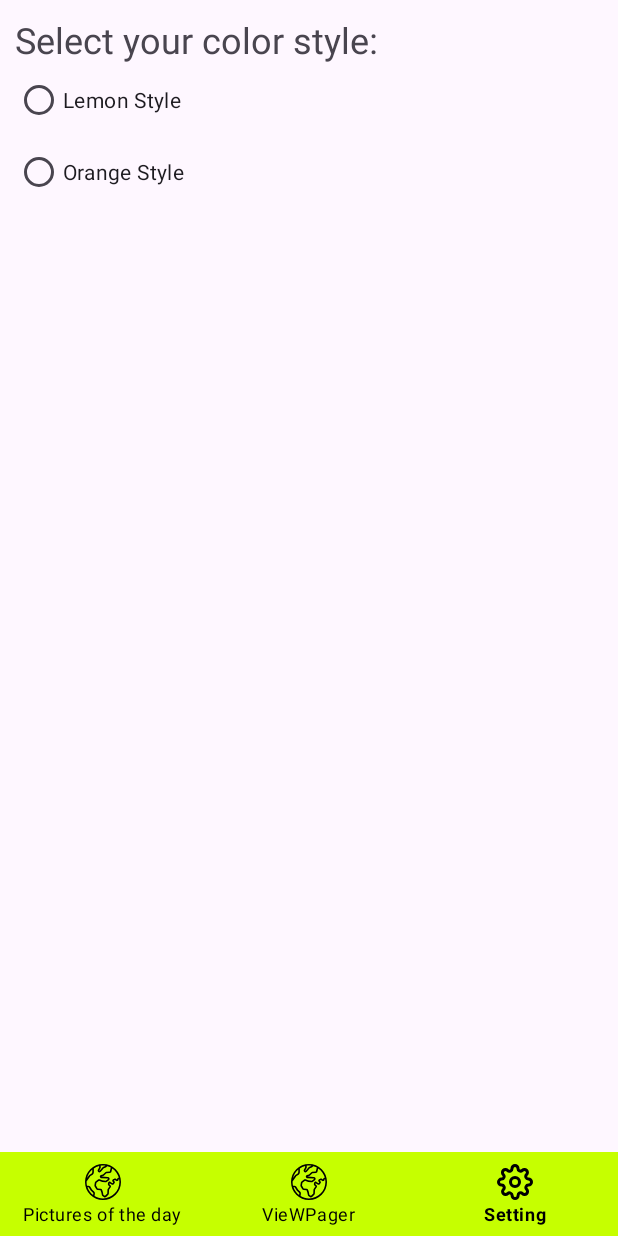
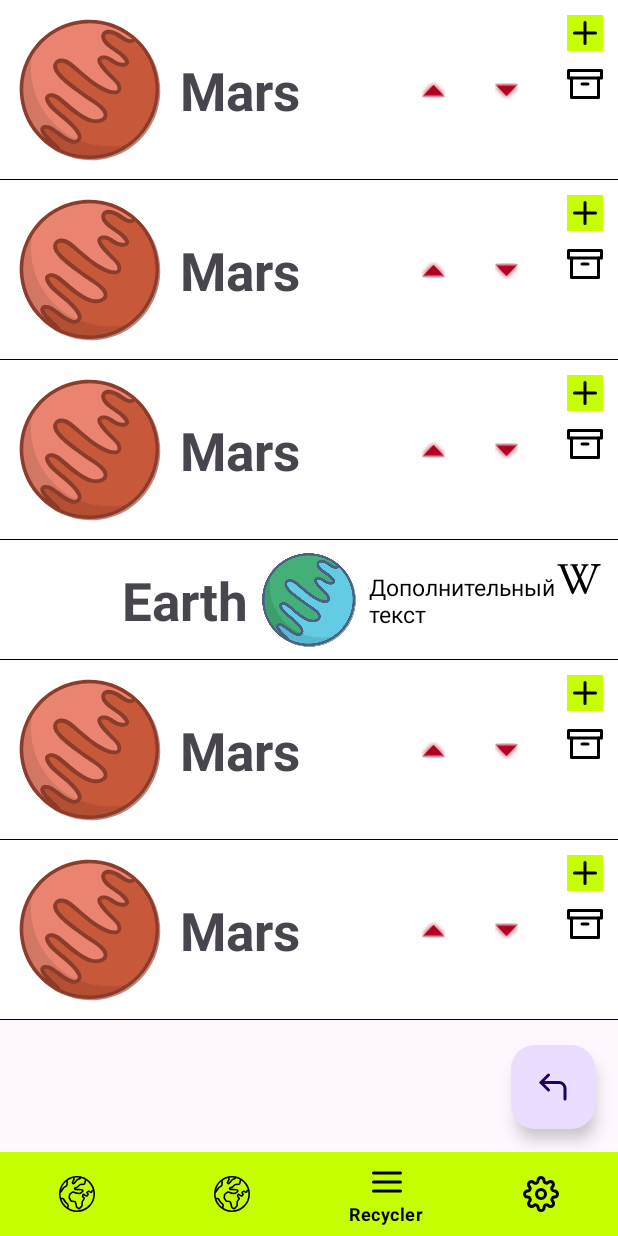
Before and after one commit to KornikovDima/MyMaterialDesign, an Android app: the screen it shows after launch (MainActivity), item 3 of the bottom bar chosen, on a phone screen of 412 x 824 dp. Run offline under Robolectric (Android 15) with nearby library versions, the phone set to English and light mode, and no system bars; pictures from the network do not load; Roboto replaces fonts that are not available here.

Commit message:
Практика к занятию №6 "RecyclerView". Добавлен фрагмент с RecyclerView, применены современные возможности взаимодействия с элементами списка

```diff
--- a/app/src/main/java/com/example/mymaterialdesign/MainActivity.kt
+++ b/app/src/main/java/com/example/mymaterialdesign/MainActivity.kt
@@ -6,6 +6,7 @@ import androidx.appcompat.app.AppCompatActivity
 import com.example.mymaterialdesign.R
 import com.example.mymaterialdesign.databinding.ActivityMainBinding
 import com.example.mymaterialdesign.navigation.ViewPagerAdapter
+import com.example.mymaterialdesign.recycler.RecyclerFragment
 import com.example.mymaterialdesign.view.PictureOfTheDayFragment
 import com.example.mymaterialdesign.view.SettingFragment
 import com.example.mymaterialdesign.view.VievPagerFragment
@@ -52,6 +53,12 @@ class MainActivity : AppCompatActivity() {
                         .commit()
                     true
                 }
+                R.id.menuRecycler -> {
+                    supportFragmentManager.beginTransaction()
+                        .replace(R.id.container, RecyclerFragment())
+                        .commit()
+                    true
+                }
                 else -> false
             }
         }
--- /dev/null
+++ b/app/src/main/java/com/example/mymaterialdesign/recycler/AddItems.kt
@@ -0,0 +1,5 @@
+package com.example.mymaterialdesign.recycler
+
+fun interface AddItems {
+    fun add(position: Int)
+}
--- /dev/null
+++ b/app/src/main/java/com/example/mymaterialdesign/recycler/Data.kt
@@ -0,0 +1,12 @@
+package com.example.mymaterialdesign.recycler
+
+
+const val TYPE_ERTHS = 0
+const val TYPE_MARS = 1
+const val TYPE_HEADER = 2
+class Data(
+    val id:Int = 0,
+    val name: String = "Text",
+    val someDescription: String? = "Description",
+    val type: Int = TYPE_MARS
+)
--- /dev/null
+++ b/app/src/main/java/com/example/mymaterialdesign/recycler/ItemTouchHelperAdapter.kt
@@ -0,0 +1,12 @@
+package com.example.mymaterialdesign.recycler
+
+interface ItemTouchHelperAdapter {
+    fun onItemMove(fromPosition: Int, toPosition: Int)
+    fun onItemDismiss(position: Int)
+}
+
+interface ItemTouchHelperViewHolder {
+    fun onItemSelect()
+    fun onItemClear()
+
+}
--- /dev/null
+++ b/app/src/main/java/com/example/mymaterialdesign/recycler/RecyclerAdapter.kt
@@ -0,0 +1,169 @@
+package com.example.mymaterialdesign.recycler
+
+import android.view.LayoutInflater
+import android.view.View
+import android.view.ViewGroup
+import android.widget.TextView
+import androidx.core.content.ContextCompat
+import androidx.recyclerview.widget.DiffUtil
+import androidx.recyclerview.widget.RecyclerView
+import com.example.mymaterialdesign.R
+import com.example.mymaterialdesign.databinding.FragmentRecyclerItemEarthBinding
+import com.example.mymaterialdesign.databinding.FragmentRecyclerItemHeaderBinding
+import com.example.mymaterialdesign.databinding.FragmentRecyclerItemMarsBinding
+import com.example.mymaterialdesign.recycler.diffutil.Change
+import com.example.mymaterialdesign.recycler.diffutil.DiffUtilCallback
+import com.example.mymaterialdesign.recycler.diffutil.createCombinedPayload
+
+class RecyclerAdapter(
+    private var listData: MutableList<Pair<Data, Boolean>>,
+    val callbackAdd: AddItems,
+    val callbackRemove: RemoveItems
+) :
+    RecyclerView.Adapter<RecyclerAdapter.BaseHeaderViewHolder>(), ItemTouchHelperAdapter {
+
+    fun setListDataForDiffUtil(listDataNew: MutableList<Pair<Data, Boolean>>) {
+        val diff = DiffUtil.calculateDiff(DiffUtilCallback(listData, listDataNew))
+        diff.dispatchUpdatesTo(this)
+        listData = listDataNew
+    }
+
+    fun setListDataAdd(listDataNew: MutableList<Pair<Data, Boolean>>, position: Int) {
+        listData = listDataNew
+        notifyItemInserted(position)
+    }
+
+    fun setListDataRemove(listDataNew: MutableList<Pair<Data, Boolean>>, position: Int) {
+        listData = listDataNew
+        notifyItemRemoved(position)
+    }
+
+    override fun getItemViewType(position: Int): Int {
+        return listData[position].first.type
+    }
+
+    override fun onCreateViewHolder(parent: ViewGroup, viewType: Int): BaseHeaderViewHolder {
+        return when (viewType) {
+            TYPE_ERTHS -> {
+                val binding =
+                    FragmentRecyclerItemEarthBinding.inflate(LayoutInflater.from(parent.context))
+                return EarthViewHolder(binding)
+            }
+            TYPE_MARS -> {
+                val binding =
+                    FragmentRecyclerItemMarsBinding.inflate(LayoutInflater.from(parent.context))
+                return MarsViewHolder(binding)
+            }
+            else -> {
+                val binding =
+                    FragmentRecyclerItemHeaderBinding.inflate(LayoutInflater.from(parent.context))
+                return HeaderViewHolder(binding)
+            }
+        }
+    }
+
+    override fun getItemCount(): Int {
+        return listData.size
+    }
+
+    override fun onBindViewHolder(holder: BaseHeaderViewHolder, position: Int) {
+        holder.bind(listData[position])
+    }
+
+    override fun onBindViewHolder(
+        holder: BaseHeaderViewHolder,
+        position: Int,
+        payloads: MutableList<Any>
+    ) {
+        if (payloads.isEmpty()) {
+            super.onBindViewHolder(holder, position, payloads)
+        } else {
+            val createCombinedPayload =
+                createCombinedPayload(payloads as List<Change<Pair<Data, Boolean>>>)
+            if (createCombinedPayload.newData.first.name != createCombinedPayload.oldData.first.name)
+                holder.itemView.findViewById<TextView>(R.id.marsHeader).text =
+                    createCombinedPayload.newData.first.name
+        }
+    }
+
+    inner class MarsViewHolder(val binding: FragmentRecyclerItemMarsBinding) :
+        BaseHeaderViewHolder(binding.root) {
+        override fun bind(data: Pair<Data, Boolean>) {
+            binding.marsHeader.text = data.first.name
+            binding.addItemImageView.setOnClickListener {
+                callbackAdd.add(layoutPosition)
+            }
+            binding.removeItemImageView.setOnClickListener {
+                callbackRemove.remove(layoutPosition)
+            }
+            binding.moveItemUp.setOnClickListener {
+                layoutPosition.takeIf { it > 1 }?.also {
+                    listData.removeAt(layoutPosition).apply {
+                        listData.add(layoutPosition - 1, this)
+                    }
+                    notifyItemMoved(layoutPosition, layoutPosition - 1)
+                }
+            }
+            binding.moveItemDown.setOnClickListener {
+                layoutPosition.takeIf { it < listData.size - 1 }?.also {
+                    listData.removeAt(layoutPosition).apply {
+                        listData.add(layoutPosition + 1, this)
+                    }
+                    notifyItemMoved(layoutPosition, layoutPosition + 1)
+                }
+            }
+            binding.marsDescriptionTextView.visibility =
+                if (listData[layoutPosition].second) View.VISIBLE else View.GONE
+            binding.marsImageView.setOnClickListener {
+                listData[layoutPosition] = listData[layoutPosition].let {
+                    it.first to !it.second
+                }
+                notifyItemChanged(layoutPosition)
+            }
+        }
+
+
+    }
+
+    class EarthViewHolder(val binding: FragmentRecyclerItemEarthBinding) :
+        BaseHeaderViewHolder(binding.root) {
+        override fun bind(data: Pair<Data, Boolean>) {
+            binding.earthHeader.text = data.first.name
+        }
+    }
+
+    class HeaderViewHolder(val binding: FragmentRecyclerItemHeaderBinding) :
+        BaseHeaderViewHolder(binding.root) {
+        override fun bind(data: Pair<Data, Boolean>) {
+            binding.headerHeader.text = data.first.name
+        }
+    }
+
+    abstract class BaseHeaderViewHolder(view: View) : RecyclerView.ViewHolder(view),
+        ItemTouchHelperViewHolder {
+        abstract fun bind(data: Pair<Data, Boolean>)
+        override fun onItemSelect() {
+            itemView.setBackgroundColor(
+                ContextCompat.getColor(
+                    itemView.context,
+                    R.color.color_gray
+                )
+            )
+        }
+
+        override fun onItemClear() {
+            itemView.setBackgroundColor(0)
+        }
+    }
+
+    override fun onItemMove(fromPosition: Int, toPosition: Int) {
+        listData.removeAt(fromPosition).apply {
+            listData.add(toPosition, this)
+        }
+        notifyItemMoved(fromPosition, toPosition)
+    }
+
+    override fun onItemDismiss(position: Int) {
+        callbackRemove.remove(position)
+    }
+}
--- /dev/null
+++ b/app/src/main/java/com/example/mymaterialdesign/recycler/RecyclerFragment.kt
@@ -0,0 +1,86 @@
+package com.example.mymaterialdesign.recycler
+
+import android.os.Bundle
+import android.view.LayoutInflater
+import android.view.View
+import android.view.ViewGroup
+import androidx.fragment.app.Fragment
+import androidx.recyclerview.widget.ItemTouchHelper
+import com.example.mymaterialdesign.databinding.FragmentRecyclerBinding
+
+class RecyclerFragment : Fragment() {
+
+    private var _binding: FragmentRecyclerBinding? = null
+    private val binding get() = _binding!!
+
+    val data = arrayListOf(
+
+        Pair(Data(id = 0, "Mars", type = TYPE_MARS), false),
+        Pair(Data(id = 1, "Mars", type = TYPE_MARS), false),
+        Pair(Data(id = 2, "Mars", type = TYPE_MARS), false),
+        Pair(Data(id = 3, "Earth", type = TYPE_ERTHS), false),
+        Pair(Data(id = 4, "Mars", type = TYPE_MARS), false),
+        Pair(Data(id = 5, "Mars", type = TYPE_MARS), false),
+    )
+    private var isNewList = false
+    lateinit var adapter: RecyclerAdapter
+
+    override fun onCreateView(
+        inflater: LayoutInflater,
+        container: ViewGroup?,
+        savedInstanceState: Bundle?
+    ): View? {
+        _binding = FragmentRecyclerBinding.inflate(inflater, container, false)
+        return binding.root
+    }
+
+    override fun onViewCreated(view: View, savedInstanceState: Bundle?) {
+        super.onViewCreated(view, savedInstanceState)
+
+        adapter = RecyclerAdapter(data, callbackAdd, callbackRemove)
+        binding.recyclerView.adapter = adapter
+
+        ItemTouchHelper(ItemTouchHelperCallback(adapter)).attachToRecyclerView(binding.recyclerView)
+
+        binding.recyclerDiffUtilFAB.setOnClickListener {
+            changeAdapterData()
+        }
+    }
+
+    private val callbackAdd = AddItems {
+        data.add(it, Pair(Data(0, "Mars(New)", type = TYPE_MARS), false))
+        adapter.setListDataAdd(data, it)
+    }
+    private val callbackRemove = RemoveItems {
+        data.removeAt(it)
+        adapter.setListDataRemove(data, it)
+    }
+
+    private fun changeAdapterData() {
+        adapter.setListDataForDiffUtil(createItemList(isNewList).map { it }.toMutableList())
+        isNewList = !isNewList
+    }
+
+    private fun createItemList(instanceNumber: Boolean): List<Pair<Data, Boolean>> {
+        return when (instanceNumber) {
+            false -> listOf(
+                Pair(Data(0, "Header", type = TYPE_HEADER), false),
+                Pair(Data(1, "Mars", ""), false),
+                Pair(Data(2, "Mars", ""), false),
+                Pair(Data(3, "Mars", ""), false),
+                Pair(Data(4, "Mars", ""), false),
+                Pair(Data(5, "Mars", ""), false),
+                Pair(Data(6, "Mars", ""), false)
+            )
+            true -> listOf(
+                Pair(Data(0, "Header"), false),
+                Pair(Data(1, "Mars", ""), false),
+                Pair(Data(2, "Jupiter", ""), false),
+                Pair(Data(3, "Mars", ""), false),
+                Pair(Data(4, "Neptune", ""), false),
+                Pair(Data(5, "Saturn", ""), false),
+                Pair(Data(6, "Mars", ""), false)
+            )
+        }
+    }
+}
--- /dev/null
+++ b/app/src/main/java/com/example/mymaterialdesign/recycler/RemoveItems.kt
@@ -0,0 +1,5 @@
+package com.example.mymaterialdesign.recycler
+
+fun interface RemoveItems {
+    fun remove(position: Int)
+}
--- a/app/src/main/res/drawable-v24/ic_hamburger_menu_bottom_bar.xml
+++ b/app/src/main/res/drawable-v24/ic_hamburger_menu_bottom_bar.xml
@@ -4,24 +4,24 @@
     android:viewportWidth="24"
     android:viewportHeight="24">
     <path
-        android:fillColor="#FFFFFF"
+        android:fillColor="#000000"
         android:pathData="M3,12L21,12"
         android:strokeWidth="2"
-        android:strokeColor="#FFFFFF"
+        android:strokeColor="#000000"
         android:strokeLineCap="round"
         android:strokeLineJoin="round" />
     <path
-        android:fillColor="#FFFFFF"
+        android:fillColor="#000000"
         android:pathData="M3,6L21,6"
         android:strokeWidth="2"
-        android:strokeColor="#FFFFFF"
+        android:strokeColor="#000000"
         android:strokeLineCap="round"
         android:strokeLineJoin="round" />
     <path
-        android:fillColor="#FFFFFF"
+        android:fillColor="#000000"
         android:pathData="M3,18L21,18"
         android:strokeWidth="2"
-        android:strokeColor="#FFFFFF"
+        android:strokeColor="#000000"
         android:strokeLineCap="round"
         android:strokeLineJoin="round" />
 </vector>
--- /dev/null
+++ b/app/src/main/res/layout/fragment_recycler.xml
@@ -0,0 +1,26 @@
+<?xml version="1.0" encoding="utf-8"?>
+<androidx.constraintlayout.widget.ConstraintLayout xmlns:android="http://schemas.android.com/apk/res/android"
+    android:layout_width="match_parent"
+    android:layout_height="match_parent"
+    xmlns:app="http://schemas.android.com/apk/res-auto">
+
+    <androidx.recyclerview.widget.RecyclerView
+        android:id="@+id/recyclerView"
+        android:layout_width="match_parent"
+        android:layout_height="wrap_content"
+        app:layoutManager="androidx.recyclerview.widget.LinearLayoutManager"
+        app:layout_constraintHorizontal_bias="0.0"
+        app:layout_constraintEnd_toEndOf="parent"
+        app:layout_constraintStart_toStartOf="parent"
+        app:layout_constraintTop_toTopOf="parent"/>
+
+    <com.google.android.material.floatingactionbutton.FloatingActionButton
+        android:id="@+id/recyclerDiffUtilFAB"
+        android:layout_width="wrap_content"
+        android:layout_height="wrap_content"
+        android:layout_margin="15dp"
+        android:src="@drawable/ic_back_fab"
+        app:layout_constraintBottom_toBottomOf="parent"
+        app:layout_constraintEnd_toEndOf="parent"/>
+
+</androidx.constraintlayout.widget.ConstraintLayout>
--- /dev/null
+++ b/app/src/main/res/layout/fragment_recycler_item_earth.xml
@@ -0,0 +1,64 @@
+<?xml version="1.0" encoding="utf-8"?>
+<androidx.constraintlayout.widget.ConstraintLayout xmlns:android="http://schemas.android.com/apk/res/android"
+    xmlns:app="http://schemas.android.com/apk/res-auto"
+    android:layout_width="match_parent"
+    android:layout_height="wrap_content"
+    android:background="@android:color/white">
+
+    <androidx.appcompat.widget.AppCompatImageView
+        android:id="@+id/earthImageView"
+        android:layout_width="80dp"
+        android:layout_height="80dp"
+        app:layout_constraintEnd_toEndOf="parent"
+        app:layout_constraintStart_toStartOf="parent"
+        app:layout_constraintTop_toTopOf="parent"
+        app:srcCompat="@drawable/bg_earth" />
+
+    <androidx.appcompat.widget.AppCompatTextView
+        android:id="@+id/earthHeader"
+        android:layout_width="wrap_content"
+        android:layout_height="wrap_content"
+        android:text="Земля"
+        android:textSize="35sp"
+        android:textStyle="bold"
+        app:layout_constraintBottom_toBottomOf="@+id/earthImageView"
+        app:layout_constraintEnd_toStartOf="@+id/earthImageView"
+        app:layout_constraintTop_toTopOf="@+id/earthImageView" />
+
+    <androidx.appcompat.widget.AppCompatImageView
+        android:id="@+id/wikiImageView"
+        android:layout_width="wrap_content"
+        android:layout_height="wrap_content"
+        android:layout_margin="10dp"
+        app:layout_constraintEnd_toEndOf="parent"
+        app:layout_constraintTop_toTopOf="parent"
+        app:srcCompat="@drawable/ic_wikipedia" />
+
+    <androidx.appcompat.widget.AppCompatTextView
+        android:id="@+id/descriptionTextView"
+        android:layout_width="0dp"
+        android:layout_height="wrap_content"
+        android:text="Дополнительный текст"
+        android:textColor="#000"
+        android:textSize="15sp"
+        app:layout_constraintBottom_toBottomOf="@+id/earthImageView"
+        app:layout_constraintEnd_toStartOf="@+id/barrier"
+        app:layout_constraintStart_toEndOf="@+id/earthImageView"
+        app:layout_constraintTop_toTopOf="@+id/earthImageView" />
+
+    <androidx.constraintlayout.widget.Barrier
+        android:id="@+id/barrier"
+        android:layout_width="wrap_content"
+        android:layout_height="wrap_content"
+        app:barrierDirection="end"
+        app:constraint_referenced_ids="wikiImageView" />
+
+    <View
+        android:layout_width="match_parent"
+        android:layout_height="1px"
+        android:background="#000"
+        app:layout_constraintBottom_toBottomOf="@+id/earthImageView"
+        app:layout_constraintStart_toStartOf="parent" />
+
+
+</androidx.constraintlayout.widget.ConstraintLayout>
--- /dev/null
+++ b/app/src/main/res/layout/fragment_recycler_item_mars.xml
@@ -0,0 +1,102 @@
+<?xml version="1.0" encoding="utf-8"?>
+<androidx.constraintlayout.widget.ConstraintLayout xmlns:android="http://schemas.android.com/apk/res/android"
+    xmlns:app="http://schemas.android.com/apk/res-auto"
+    android:layout_width="match_parent"
+    android:layout_height="wrap_content"
+    xmlns:tools="http://schemas.android.com/tools"
+    android:background="@android:color/white">
+
+    <androidx.appcompat.widget.AppCompatImageView
+        android:id="@+id/marsImageView"
+        android:layout_width="120dp"
+        android:layout_height="120dp"
+        app:layout_constraintStart_toStartOf="parent"
+        app:layout_constraintTop_toTopOf="parent"
+        app:srcCompat="@drawable/bg_mars"
+        />
+    <androidx.appcompat.widget.AppCompatTextView
+        android:id="@+id/marsHeader"
+        android:layout_width="wrap_content"
+        android:layout_height="wrap_content"
+        android:text="Марс"
+        android:textSize="35sp"
+        android:textStyle="bold"
+        app:layout_constraintBottom_toBottomOf="@+id/marsImageView"
+        app:layout_constraintStart_toEndOf="@+id/marsImageView"
+        app:layout_constraintTop_toTopOf="@+id/marsImageView"
+        />
+
+    <androidx.appcompat.widget.AppCompatTextView
+        android:id="@+id/marsDescriptionTextView"
+        android:layout_width="wrap_content"
+        android:layout_height="wrap_content"
+        android:padding="10dp"
+        android:text="@string/description_text_mars"
+        android:textColor="#000"
+        android:visibility="gone"
+        app:layout_constraintEnd_toEndOf="parent"
+        app:layout_constraintStart_toStartOf="parent"
+        app:layout_constraintTop_toBottomOf="@+id/marsImageView"
+        tools:visibility="visible"
+        />
+    <View
+        android:layout_width="match_parent"
+        android:layout_height="1px"
+        android:background="#000"
+        app:layout_constraintBottom_toBottomOf="@+id/marsDescriptionTextView"
+        app:layout_constraintStart_toStartOf="parent"
+        />
+
+    <androidx.appcompat.widget.AppCompatImageView
+        android:id="@+id/moveItemUp"
+        android:layout_width="wrap_content"
+        android:layout_height="wrap_content"
+        android:layout_margin="10dp"
+        android:tint="@color/design_default_color_error"
+        app:layout_constraintBottom_toBottomOf="@+id/marsHeader"
+        app:layout_constraintEnd_toStartOf="@+id/addItemImageView"
+        app:layout_constraintStart_toEndOf="@+id/marsHeader"
+        app:layout_constraintTop_toTopOf="@+id/marsHeader"
+        app:srcCompat="@android:drawable/arrow_up_float"
+        />
+    <androidx.appcompat.widget.AppCompatImageView
+        android:id="@+id/moveItemDown"
+        android:layout_width="wrap_content"
+        android:layout_height="wrap_content"
+        android:layout_margin="10dp"
+        android:tint="@color/design_default_color_error"
+        app:layout_constraintBottom_toBottomOf="@+id/marsHeader"
+        app:layout_constraintEnd_toStartOf="@+id/addItemImageView"
+        app:layout_constraintStart_toEndOf="@+id/moveItemUp"
+        app:layout_constraintTop_toTopOf="@+id/marsHeader"
+        app:srcCompat="@android:drawable/arrow_down_float"
+        />
+
+    <androidx.appcompat.widget.AppCompatImageView
+        android:id="@+id/addItemImageView"
+        android:layout_width="wrap_content"
+        android:layout_height="wrap_content"
+        android:layout_margin="10dp"
+        android:background="?colorPrimary"
+        app:layout_constraintEnd_toEndOf="parent"
+        app:layout_constraintTop_toTopOf="parent"
+        app:srcCompat="@drawable/ic_plus_fab"
+        />
+    <androidx.appcompat.widget.AppCompatImageView
+        android:id="@+id/removeItemImageView"
+        android:layout_width="wrap_content"
+        android:layout_height="wrap_content"
+        android:layout_margin="10dp"
+        app:layout_constraintEnd_toEndOf="parent"
+        app:layout_constraintTop_toBottomOf="@id/addItemImageView"
+        app:srcCompat="@drawable/ic_archive"
+        />
+    <View
+        android:layout_width="match_parent"
+        android:layout_height="1px"
+        android:background="#000"
+        app:layout_constraintBottom_toBottomOf="@+id/marsImageView"
+        app:layout_constraintStart_toStartOf="parent"
+        />
+
+</androidx.constraintlayout.widget.ConstraintLayout>
--- a/app/src/main/res/menu/bottom_navigation_menu.xml
+++ b/app/src/main/res/menu/bottom_navigation_menu.xml
@@ -11,6 +11,11 @@
         android:icon="@drawable/ic_earth"
         android:title="@string/viewpager"/>
     <item
+        android:id="@+id/menuRecycler"
+        android:enabled="true"
+        android:icon="@drawable/ic_hamburger_menu_bottom_bar"
+        android:title="@string/recycler"/>
+    <item
         android:id="@+id/menuSetting"
         android:enabled="true"
         android:icon="@drawable/ic_settings_menu"
--- a/app/src/main/res/values/strings.xml
+++ b/app/src/main/res/values/strings.xml
@@ -34,5 +34,7 @@
     <string name="visiblyGruop">Видимость группы элементов</string>
     <string name="motions">Motions</string>
     <string name="motion2">Motion2</string>
+    <string name="recycler">Recycler</string>
+    <string name="description_text_mars">Марс -- четвёртая по удалённости от Солнца и седьмая по размерам планета Солнечной системы. Названа в честь Марса -- древнеримского бога войны, соответствующего древнегреческому Аресу. Иногда Марс называют «красной планетой» из-за красноватого оттенка поверхности, придаваемого ей минералом маггемитом (оксидом железа).</string>
 
 </resources>
```
Also changed, not shown: app/src/main/java/com/example/mymaterialdesign/recycler/ItemTouchHelperCallback.kt (added, +40 -0 lines), app/src/main/java/com/example/mymaterialdesign/recycler/diffutil/DiffUtilCallback.kt (added, +37 -0 lines), app/src/main/res/layout/fragment_recycler_item_header.xml (added, +26 -0 lines).
